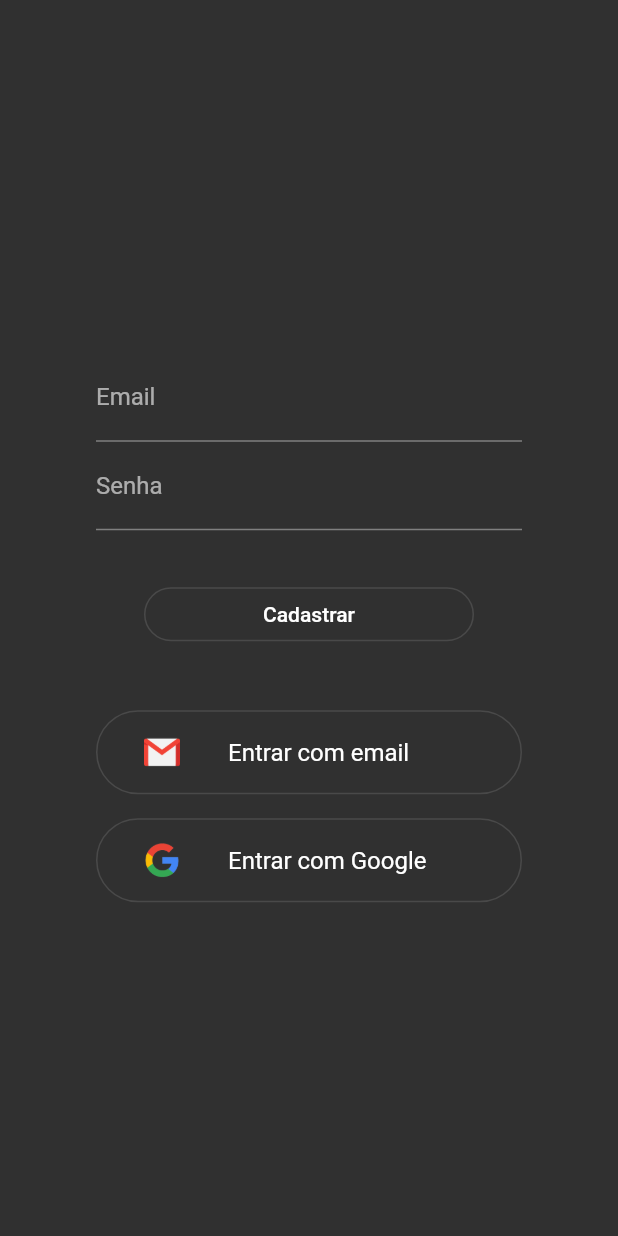
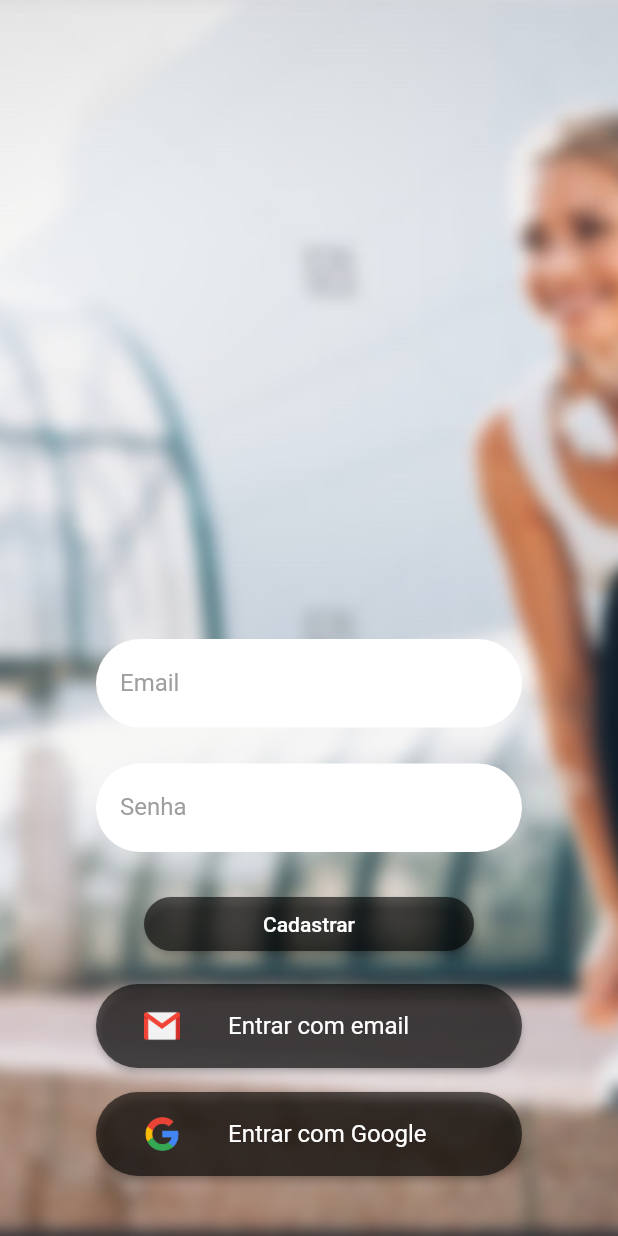
Before and after one commit to RunInBrasil/RunInApp, a Flutter app: the screen it shows after launch, after a tap on "Cadastrar", on a phone screen of 412 x 824 dp. Run offline on Flutter 3.47's test engine with Material 2 defaults, Android fonts, the phone set to English and light mode, and no system bars; our stand-ins replace firebase_auth, firebase_core, firebase_database, google_sign_in; missing offline and left inert: countdown; accounts and stored records are empty; statements that could not run were skipped.

Commit message:
Set background on screens

```diff
--- a/run_in/lib/home.dart
+++ b/run_in/lib/home.dart
@@ -43,7 +43,18 @@ class HomePage extends StatelessWidget {
             )
           ],
         ),
-        body: new HomePageFrame());
+        body: Container(
+            constraints: new BoxConstraints.expand(),
+            decoration: new BoxDecoration(
+                image: new DecorationImage(
+                    image: new AssetImage("assets/images/prepare-to-run.jpg"),
+                    fit: BoxFit.cover)),
+            child: Column(
+              children: <Widget>[
+                new HomePageFrame(),
+                Spacer(),
+              ],
+            )));
   }
 
   void _handleMenuAction(String value) {
@@ -56,8 +67,7 @@ class HomePage extends StatelessWidget {
 
   void _logOut() async {
     await _auth.signOut().then((onValue) async {
-      Navigator
-          .of(baseContext)
+      Navigator.of(baseContext)
           .pushNamedAndRemoveUntil('/login', (Route<dynamic> route) => false);
     });
   }
@@ -66,8 +76,7 @@ class HomePage extends StatelessWidget {
     if (await _auth.currentUser() != null) {
       return;
     }
-    Navigator
-        .of(context)
+    Navigator.of(context)
         .pushNamedAndRemoveUntil('/login', (Route<dynamic> route) => false);
   }
 }
@@ -119,6 +128,7 @@ class _HomePageFrameState extends State<HomePageFrame> {
     var todayTrain = Padding(
       padding: const EdgeInsets.all(8.0),
       child: new Card(
+        color: Color(0xAA000000),
           child: Column(
         mainAxisSize: MainAxisSize.min,
         mainAxisAlignment: MainAxisAlignment.center,
@@ -163,7 +173,7 @@ class _HomePageFrameState extends State<HomePageFrame> {
                 )
               ],
             ),
-          )
+          ),
         ],
       )),
     );
@@ -236,7 +246,8 @@ class _HomePageFrameState extends State<HomePageFrame> {
             .equalTo(f.format(new DateTime.now()))
 //            .onValue
 //            .listen((Event event) {
-            .once().then((DataSnapshot snapshot) {
+            .once()
+            .then((DataSnapshot snapshot) {
           if (snapshot.value != null) {
             setState(() {
               trainStatus = 'finished';
@@ -275,7 +286,8 @@ class _HomePageFrameState extends State<HomePageFrame> {
 //                }
 //              });
 //            });
-                .once().then((DataSnapshot snapshot) {
+                .once()
+                .then((DataSnapshot snapshot) {
               setState(() {
                 trainArray = new List();
                 if (snapshot.value.keys != null) {
@@ -330,8 +342,8 @@ class _HomePageFrameState extends State<HomePageFrame> {
       height: trainArray.length * 20.0,
       child: ListView.builder(
         itemBuilder: (BuildContext context, int index) {
-          return Text('${trainArray[index]['time'] /
-              60}  minutos na velocidade  ${trainArray[index]['speed']}');
+          return Text(
+              '${trainArray[index]['time'] / 60}  minutos na velocidade  ${trainArray[index]['speed']}');
         },
         itemCount: trainArray.length,
       ),
@@ -346,8 +358,9 @@ class _HomePageFrameState extends State<HomePageFrame> {
     if (trainArray.length != 0) {
 //      Navigator.of(context).pushNamed('/train');
       Navigator.of(context).push(new PageRouteBuilder(
-            pageBuilder: (_, __, ___) => new TrainPage({'trains': trainArray, 'day': dayIndex}),
-          ));
+        pageBuilder: (_, __, ___) =>
+            new TrainPage({'trains': trainArray, 'day': dayIndex}),
+      ));
     }
     return null;
   }
--- a/run_in/lib/login.dart
+++ b/run_in/lib/login.dart
@@ -1,5 +1,6 @@
 import 'dart:async';
 import 'dart:io';
+import 'dart:ui';
 
 import 'package:firebase_auth/firebase_auth.dart';
 import 'package:firebase_core/firebase_core.dart';
@@ -21,6 +22,8 @@ final userAlreadExistSnackbar =
 final errorOnRetrieveEvaluation =
     SnackBar(content: Text('Houve um erro ao recuperar suas informações'));
 
+final buttonColor = Color(0x99000000);
+
 class LoginPage extends StatelessWidget {
   @override
   Widget build(BuildContext context) {
@@ -28,7 +31,11 @@ class LoginPage extends StatelessWidget {
 //        appBar: new AppBar(
 //          title: Text('RunIn'),
 //        ),
-        body: new LoginPageFrame());
+        body: Container(
+            decoration: new BoxDecoration(
+                image: new DecorationImage(
+                    image: new AssetImage("assets/images/lacing-shoes.jpg"), fit: BoxFit.cover)),
+            child: new LoginPageFrame()));
   }
 }
 
@@ -134,10 +141,16 @@ class _LoginPageState extends State<LoginPageFrame> {
                     padding: const EdgeInsets.only(top: 8.0, bottom: 8.0),
                     child: Container(
                       width: 128.0,
-                      child: new OutlineButton(
+//                      child: BackdropFilter(
+//                        filter: new ImageFilter.blur(
+//                          sigmaX: 10.0,
+//                          sigmaY: 10.0,
+//                        ),
+                        child: new RaisedButton(
                           shape: new RoundedRectangleBorder(
                             borderRadius: new BorderRadius.circular(32.0),
                           ),
+                          color: buttonColor,
                           onPressed: () {
                             setState(() {
                               toRegister = true;
@@ -147,16 +160,18 @@ class _LoginPageState extends State<LoginPageFrame> {
                             'Cadastrar',
                           ),
                         ),
+//                      ),
                     ),
                   ),
                   Padding(
                     padding: const EdgeInsets.only(top: 8.0, bottom: 8.0),
                     child: Container(
                       width: 128.0,
-                      child: new OutlineButton(
+                      child: new RaisedButton(
                         shape: new RoundedRectangleBorder(
                           borderRadius: new BorderRadius.circular(32.0),
                         ),
+                        color: buttonColor,
                         onPressed: _signInEmail,
                         child: Text(
                           'Entrar',
@@ -168,7 +183,7 @@ class _LoginPageState extends State<LoginPageFrame> {
               ),
               Padding(
                 padding: const EdgeInsets.only(top: 8.0, bottom: 8.0),
-                child: new OutlineButton(
+                child: new RaisedButton(
                   shape: new RoundedRectangleBorder(
                     borderRadius: new BorderRadius.circular(32.0),
                   ),
@@ -182,6 +197,7 @@ class _LoginPageState extends State<LoginPageFrame> {
 
                     title: const Text('Entrar com Google'),
                   ),
+                  color: buttonColor,
                 ),
               ),
             ],
@@ -191,33 +207,69 @@ class _LoginPageState extends State<LoginPageFrame> {
     } else {
       return new Center(
         child: Padding(
-          padding: const EdgeInsets.only(left: 64.0, right: 64.0, top: 21.0),
+          padding: const EdgeInsets.only(left: 64.0, right: 64.0, top: 21.0, bottom: 32.0),
           child: new Column(
             mainAxisAlignment: MainAxisAlignment.center,
             crossAxisAlignment: CrossAxisAlignment.stretch,
             children: <Widget>[
-              new TextFormField(
+              Spacer(),
+              Padding(
+                padding: const EdgeInsets.only(top: 8.0, bottom: 16.0),
+                child: Container(
+                  decoration: new BoxDecoration(
+                      borderRadius:
+                      new BorderRadius.all(new Radius.circular(32.0)),
+                      color: Colors.white),
+                  child: Padding(
+                    padding: const EdgeInsets.only(left: 16.0, right: 16.0),
+                    child: new TextFormField(
+                      style: new TextStyle(color: Colors.black),
                       controller: emailController,
-                decoration: InputDecoration(labelText: 'Email'),
+                      decoration: InputDecoration(
+                        border: InputBorder.none,
+                        labelText: 'Email',
+                        labelStyle: new TextStyle(color: Colors.grey),
                       ),
-              new TextFormField(
-                controller: passwordController,
-                obscureText: true,
-                decoration: InputDecoration(labelText: 'Senha'),
+                    ),
+                  ),
+                ),
               ),
               Padding(
-                padding: const EdgeInsets.all(32.0),
-                child: new OutlineButton(
+                padding: const EdgeInsets.only(top: 8.0, bottom: 16.0),
+                child: Container(
+                  decoration: new BoxDecoration(
+                      borderRadius:
+                      new BorderRadius.all(new Radius.circular(32.0)),
+                      color: Colors.white),
+                  child: Padding(
+                    padding: const EdgeInsets.only(left: 16.0, right: 16.0),
+                    child: new TextFormField(
+                      style: new TextStyle(color: Colors.black),
+                      obscureText: true,
+                      controller: passwordController,
+                      decoration: InputDecoration(
+                        border: InputBorder.none,
+                        labelText: 'Senha',
+                        labelStyle: new TextStyle(color: Colors.grey),
+                      ),
+                    ),
+                  ),
+                ),
+              ),
+              Padding(
+                padding: const EdgeInsets.fromLTRB(32.0, 8.0, 32.0, 8.0),
+                child: new RaisedButton(
                   shape: new RoundedRectangleBorder(
                     borderRadius: new BorderRadius.circular(32.0),
                   ),
                   onPressed: _registerEmail,
                   child: Text('Cadastrar'),
+                  color: buttonColor,
                 ),
               ),
               Padding(
                 padding: const EdgeInsets.only(top: 8.0, bottom: 8.0),
-                child: new OutlineButton(
+                child: new RaisedButton(
                   shape: new RoundedRectangleBorder(
                     borderRadius: new BorderRadius.circular(32.0),
                   ),
@@ -233,11 +285,12 @@ class _LoginPageState extends State<LoginPageFrame> {
                     ),
                     title: const Text('Entrar com email'),
                   ),
+                  color: buttonColor,
                 ),
               ),
               Padding(
                 padding: const EdgeInsets.only(top: 8.0, bottom: 8.0),
-                child: new OutlineButton(
+                child: new RaisedButton(
                   shape: new RoundedRectangleBorder(
                     borderRadius: new BorderRadius.circular(32.0),
                   ),
@@ -249,6 +302,7 @@ class _LoginPageState extends State<LoginPageFrame> {
                     ),
                     title: const Text('Entrar com Google'),
                   ),
+                  color: buttonColor,
                 ),
               ),
             ],
@@ -418,7 +472,6 @@ class _LoginPageState extends State<LoginPageFrame> {
         .child(user.uid)
         .child('status');
 
-
     DataSnapshot snapshot = await _evaluationRef.once();
     return snapshot.value;
   }
--- a/run_in/lib/train.dart
+++ b/run_in/lib/train.dart
@@ -12,6 +12,7 @@ import 'package:run_in/tools/circlePainter.dart';
 import 'package:countdown/countdown.dart';
 
 final FirebaseAuth _auth = FirebaseAuth.instance;
+final backgroundColor = Color(0xCC000000);
 
 class TrainPage extends StatelessWidget {
   BuildContext baseContext;
@@ -27,7 +28,16 @@ class TrainPage extends StatelessWidget {
       Navigator.of(baseContext).pushNamed('/home');
     }
     baseContext = context;
-    return new Scaffold(body: new TrainPageFrame(trainArray));
+    return new Scaffold(
+        body: Container(
+            decoration: new BoxDecoration(
+                image: new DecorationImage(
+                    image: new AssetImage("assets/images/running-treadmill.jpg"),
+                    fit: BoxFit.cover)
+            ),
+            child: new TrainPageFrame(trainArray)
+        )
+    );
   }
 }
 
@@ -136,20 +146,20 @@ class _TrainPageFrameState extends State<TrainPageFrame>
           child: Padding(
             padding: const EdgeInsets.all(8.0),
             child: BackdropFilter(
-              filter: new ImageFilter.blur(sigmaX: 10.0, sigmaY: 10.0),
+              filter: new ImageFilter.blur(sigmaX: 0.0, sigmaY: 0.0),
               child: new Container(
                 width: 300.0,
                 height: 300.0,
                 decoration: new BoxDecoration(
                   borderRadius: new BorderRadius.circular(150.0),
-                  color: Colors.transparent,
+                  color: backgroundColor,
                 ),
                 child: new CustomPaint(
                   foregroundPainter: new MyPainter(
                       lineColor: Colors.transparent,
                       completeColor: Colors.white,
                       completePercent: percentage,
-                      width: 3.0),
+                      width: 4.0),
                   child: new Center(
 //                    child: RaisedButton(
 //                        color: Colors.transparent,
@@ -198,9 +208,9 @@ class _TrainPageFrameState extends State<TrainPageFrame>
           height: 96.0,
           width: 96.0,
           child: BackdropFilter(
-            filter: new ImageFilter.blur(sigmaX: 10.0, sigmaY: 10.0),
+            filter: new ImageFilter.blur(sigmaX: 0.0, sigmaY: 0.0),
             child: new FlatButton(
-              color: Colors.transparent,
+              color: backgroundColor,
               onPressed: _onPlayButton,
               shape: new RoundedRectangleBorder(
                 borderRadius: new BorderRadius.circular(64.0),
@@ -342,6 +352,7 @@ class _TrainPageFrameState extends State<TrainPageFrame>
     }
 
     return [
+      Spacer(),
       new Text(
         '${widget.trainArray[actualStep]['speed']}',
         style: new TextStyle(fontSize: 96.0),
@@ -349,7 +360,8 @@ class _TrainPageFrameState extends State<TrainPageFrame>
       new Text(
         'Km/h',
         style: new TextStyle(fontSize: 16.0),
-      )
+      ),
+      Spacer(),
     ];
   }
 
--- a/run_in/pubspec.yaml
+++ b/run_in/pubspec.yaml
@@ -36,8 +36,9 @@ flutter:
 
   # To add assets to your application, add an assets section, like this:
   assets:
-   - assets/icons/google_icon.png
-   - assets/icons/gmail_icon.png
+    - assets/icons/google_icon.png
+    - assets/icons/gmail_icon.png
+    - assets/images/
   #  - images/a_dot_burr.jpeg
   #  - images/a_dot_ham.jpeg
 
```
Also changed, not shown: run_in/assets/images/lacing-shoes.jpg (added), run_in/assets/images/lacing-shoes.png (added), run_in/assets/images/prepare-to-run.jpg (added), run_in/assets/images/running-treadmill.jpg (added), 1 other file. Lines whose indentation alone changed are shown as unchanged.
